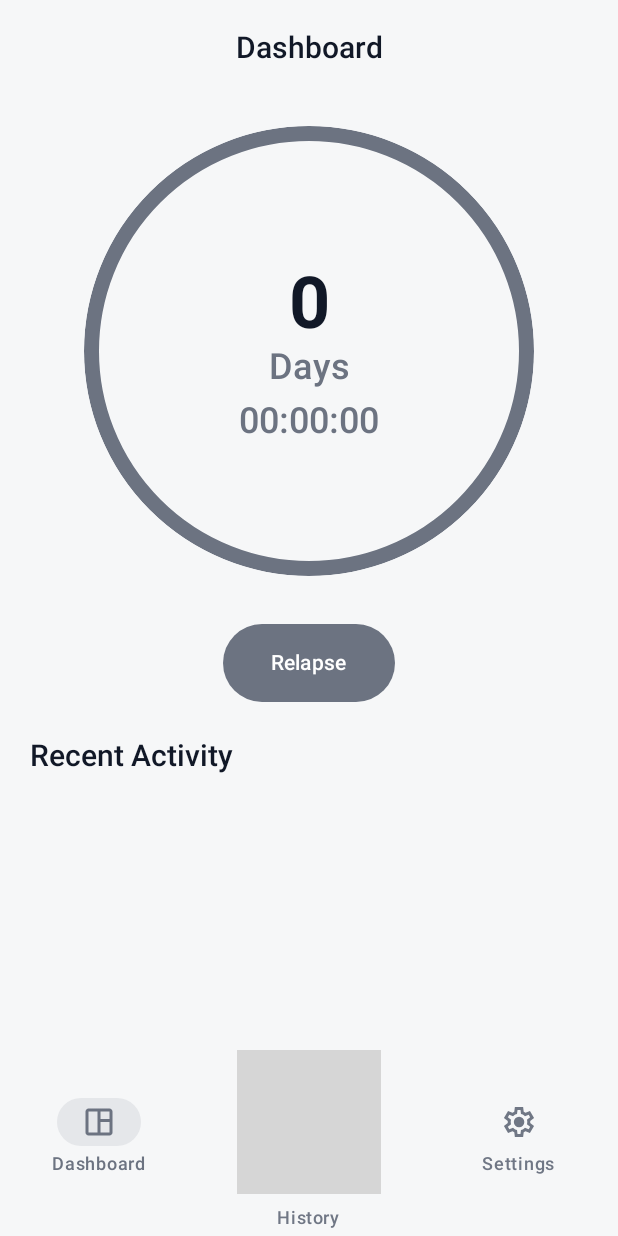
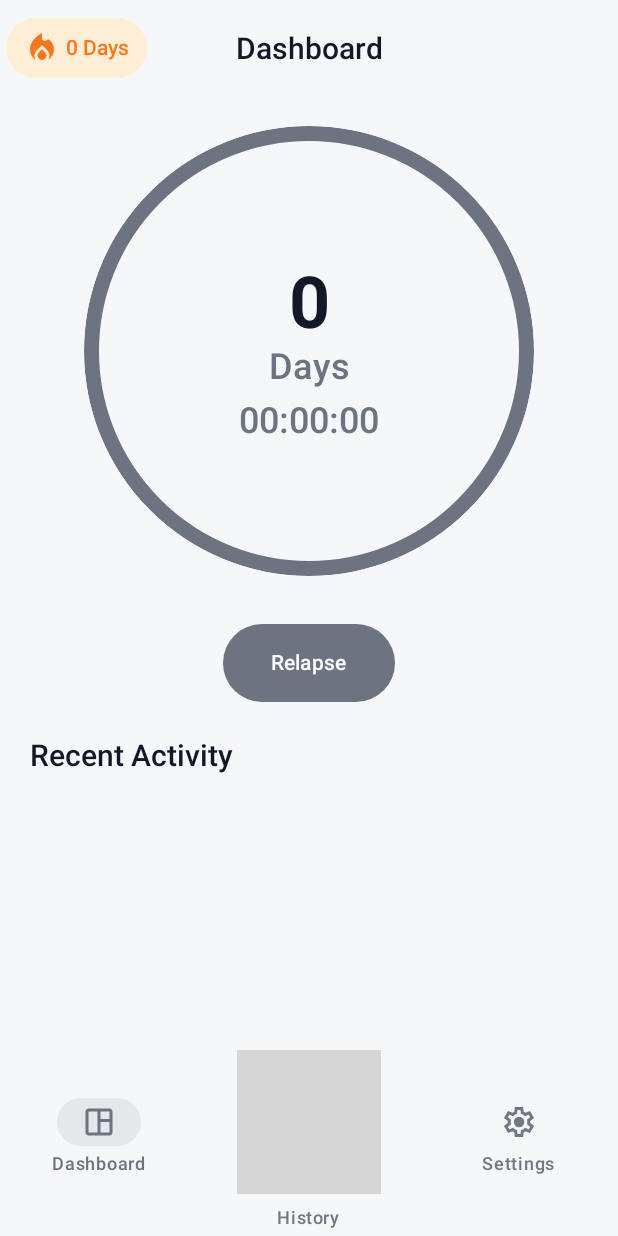
Before and after one commit to notsatria/stop-pmo, an Android app built with Jetpack Compose: the screen it shows after launch (MainActivity), on a phone screen of 412 x 824 dp. Run offline under Robolectric (Android 15) with nearby library versions, the phone set to English and light mode, and no system bars; our stand-ins replace Material 3 Expressive styles (plain Material 3 is drawn), Room's generated code, Timber; grey boxes are pictures that could not be loaded.

Commit message:
feat: Refactor app structure and add streak tracking feature

```diff
--- a/app/src/main/AndroidManifest.xml
+++ b/app/src/main/AndroidManifest.xml
@@ -3,7 +3,7 @@
     xmlns:tools="http://schemas.android.com/tools">
 
     <application
-        android:name=".StopPMOApp"
+        android:name=".App"
         android:allowBackup="true"
         android:dataExtractionRules="@xml/data_extraction_rules"
         android:fullBackupContent="@xml/backup_rules"
--- a/app/src/main/java/dev/notsatria/stop_pmo/StopPMOApp.kt
+++ b/app/src/main/java/dev/notsatria/stop_pmo/App.kt
@@ -8,7 +8,7 @@ import org.koin.android.ext.koin.androidContext
 import org.koin.core.context.startKoin
 import timber.log.Timber
 
-class StopPMOApp : Application() {
+class App : Application() {
     override fun onCreate() {
         super.onCreate()
 
@@ -17,7 +17,7 @@ class StopPMOApp : Application() {
         }
 
         startKoin {
-            androidContext(this@StopPMOApp)
+            androidContext(this@App)
 
             modules(
                 databaseModule,
--- a/app/src/main/java/dev/notsatria/stop_pmo/MainActivity.kt
+++ b/app/src/main/java/dev/notsatria/stop_pmo/MainActivity.kt
@@ -28,14 +28,13 @@ class MainActivity : ComponentActivity() {
         super.onCreate(savedInstanceState)
         enableEdgeToEdge()
         setContent {
-            App()
+            StopPmoApp()
         }
     }
 }
 
 @Composable
-private fun App(
-    modifier: Modifier = Modifier,
+private fun StopPmoApp(
     navController: NavHostController = rememberNavController()
 ) {
     val themeColors = if (isSystemInDarkTheme()) darkThemeColors else lightThemeColors
--- a/app/src/main/java/dev/notsatria/stop_pmo/navigation/PMONavHost.kt
+++ b/app/src/main/java/dev/notsatria/stop_pmo/navigation/PMONavHost.kt
@@ -1,5 +1,8 @@
 package dev.notsatria.stop_pmo.navigation
 
+import androidx.compose.animation.core.LinearEasing
+import androidx.compose.animation.core.tween
+import androidx.compose.animation.fadeIn
 import androidx.compose.runtime.Composable
 import androidx.compose.ui.Modifier
 import androidx.navigation.NavController
@@ -23,13 +26,19 @@ fun PMONavHost(modifier: Modifier = Modifier, navController: NavHostController)
 }
 
 private fun NavGraphBuilder.graph(navController: NavController) {
-    composable<Screen.Dashboard> {
+    composable<Screen.Dashboard>(enterTransition = {
+        fadeIn(animationSpec = tween(300, easing = LinearEasing))
+    }) {
         DashboardRoute()
     }
-    composable<Screen.History> {
+    composable<Screen.History>(enterTransition = {
+        fadeIn(animationSpec = tween(300, easing = LinearEasing))
+    }) {
         HistoryRoute()
     }
-    composable<Screen.Settings> {
+    composable<Screen.Settings>(enterTransition = {
+        fadeIn(animationSpec = tween(300, easing = LinearEasing))
+    }) {
         SettingRoute()
     }
 }
--- a/app/src/main/java/dev/notsatria/stop_pmo/ui/components/CenterTopBar.kt
+++ b/app/src/main/java/dev/notsatria/stop_pmo/ui/components/CenterTopBar.kt
@@ -1,31 +1,76 @@
 package dev.notsatria.stop_pmo.ui.components
 
-import android.R.attr.theme
+import androidx.compose.foundation.background
+import androidx.compose.foundation.layout.Arrangement
+import androidx.compose.foundation.layout.Box
+import androidx.compose.foundation.layout.Row
+import androidx.compose.foundation.layout.fillMaxSize
+import androidx.compose.foundation.layout.fillMaxWidth
+import androidx.compose.foundation.layout.height
+import androidx.compose.foundation.layout.padding
+import androidx.compose.foundation.layout.windowInsetsPadding
+import androidx.compose.foundation.layout.windowInsetsTopHeight
 import androidx.compose.material3.CenterAlignedTopAppBar
 import androidx.compose.material3.ExperimentalMaterial3Api
+import androidx.compose.material3.MaterialTheme
 import androidx.compose.material3.Text
+import androidx.compose.material3.TopAppBar
 import androidx.compose.material3.TopAppBarDefaults
 import androidx.compose.runtime.Composable
+import androidx.compose.ui.Alignment
 import androidx.compose.ui.Modifier
 import androidx.compose.ui.text.TextStyle
 import androidx.compose.ui.text.font.FontWeight
+import androidx.compose.ui.tooling.preview.Preview
+import androidx.compose.ui.unit.dp
 import androidx.compose.ui.unit.sp
 import dev.notsatria.stop_pmo.ui.theme.LocalTheme
 
 @OptIn(ExperimentalMaterial3Api::class)
 @Composable
-fun CenterTopBar(modifier: Modifier = Modifier, title: String) {
+fun CenterTopBar(
+    modifier: Modifier = Modifier,
+    title: String,
+    isStreakVisible: Boolean = false,
+    streakCount: Int = 0
+) {
     val theme = LocalTheme.current
-    CenterAlignedTopAppBar(
-        title = {
+    Box(
+        modifier
+            .fillMaxWidth()
+            .height(TopAppBarDefaults.TopAppBarExpandedHeight)
+            .windowInsetsPadding(TopAppBarDefaults.windowInsets)
+            .background(theme.surface)
+    ) {
+        if (isStreakVisible) StreakChip(
+            modifier = Modifier
+                .align(Alignment.CenterStart)
+                .padding(start = 4.dp),
+            streakCount = streakCount
+        )
+        Row(
+            Modifier.fillMaxSize(),
+            verticalAlignment = Alignment.CenterVertically,
+            horizontalArrangement = Arrangement.Center
+        ) {
             Text(
                 title,
-                style = TextStyle(fontWeight = FontWeight.SemiBold, fontSize = 20.sp)
+                style = TextStyle(
+                    fontWeight = FontWeight.SemiBold,
+                    fontSize = 20.sp,
+                    color = theme.textPrimary
+                )
             )
-        },
-        colors = TopAppBarDefaults.topAppBarColors(
-            containerColor = theme.surface,
-            titleContentColor = theme.textPrimary
-        ),
-    )
+        }
+    }
 }
+
+@Preview
+@Composable
+private fun Preview() {
+    MaterialTheme {
+        CenterTopBar(
+            Modifier, "Dashboard", isStreakVisible = true
+        )
+    }
+}
--- /dev/null
+++ b/app/src/main/java/dev/notsatria/stop_pmo/ui/components/StreakChip.kt
@@ -0,0 +1,57 @@
+package dev.notsatria.stop_pmo.ui.components
+
+import androidx.compose.foundation.background
+import androidx.compose.foundation.layout.Box
+import androidx.compose.foundation.layout.Row
+import androidx.compose.foundation.layout.Spacer
+import androidx.compose.foundation.layout.fillMaxSize
+import androidx.compose.foundation.layout.height
+import androidx.compose.foundation.layout.padding
+import androidx.compose.foundation.layout.width
+import androidx.compose.foundation.shape.RoundedCornerShape
+import androidx.compose.material3.Icon
+import androidx.compose.material3.MaterialTheme
+import androidx.compose.material3.Text
+import androidx.compose.runtime.Composable
+import androidx.compose.ui.Alignment
+import androidx.compose.ui.Modifier
+import androidx.compose.ui.draw.clip
+import androidx.compose.ui.res.painterResource
+import androidx.compose.ui.text.TextStyle
+import androidx.compose.ui.text.font.FontWeight
+import androidx.compose.ui.tooling.preview.Preview
+import androidx.compose.ui.unit.dp
+import dev.notsatria.stop_pmo.R
+import dev.notsatria.stop_pmo.ui.theme.LocalTheme
+
+@Composable
+fun StreakChip(modifier: Modifier = Modifier, streakCount: Int) {
+    val theme = LocalTheme.current
+    Box(
+        modifier
+            .clip(RoundedCornerShape(50))
+            .background(theme.streakBackground)
+    ) {
+        Row(
+            Modifier
+                .padding(horizontal = 12.dp)
+                .padding(vertical = 8.dp),
+            verticalAlignment = Alignment.CenterVertically
+        ) {
+            Icon(painterResource(R.drawable.ic_fire_filled), null, tint = theme.streakForeground)
+            Spacer(Modifier.width(4.dp))
+            Text(
+                "$streakCount Days",
+                style = TextStyle(fontWeight = FontWeight.Medium, color = theme.streakForeground)
+            )
+        }
+    }
+}
+
+@Preview
+@Composable
+private fun Preview() {
+    MaterialTheme {
+        StreakChip(streakCount = 10)
+    }
+}
--- a/app/src/main/java/dev/notsatria/stop_pmo/ui/screen/dashboard/DashboardScreen.kt
+++ b/app/src/main/java/dev/notsatria/stop_pmo/ui/screen/dashboard/DashboardScreen.kt
@@ -34,7 +34,6 @@ import androidx.compose.ui.tooling.preview.Preview
 import androidx.compose.ui.unit.dp
 import androidx.compose.ui.unit.sp
 import androidx.lifecycle.compose.collectAsStateWithLifecycle
-import dev.notsatria.stop_pmo.domain.model.RelapseEvent
 import dev.notsatria.stop_pmo.ui.components.CenterTopBar
 import dev.notsatria.stop_pmo.ui.components.HistoryItem
 import dev.notsatria.stop_pmo.ui.components.HistoryItemType
@@ -49,11 +48,10 @@ fun DashboardRoute(modifier: Modifier = Modifier, viewModel: DashboardViewModel
     val uiState by viewModel.uiState.collectAsStateWithLifecycle()
     DashboardScreen(
         modifier = modifier,
-        elapsedTime = uiState.elapsedTime,
         onRelapseClick = {
             viewModel.relapse()
         },
-        recentRelapses = uiState.recentRelapses
+        uiState = uiState
     )
 }
 
@@ -61,13 +59,12 @@ fun DashboardRoute(modifier: Modifier = Modifier, viewModel: DashboardViewModel
 @Composable
 fun DashboardScreen(
     modifier: Modifier = Modifier,
-    elapsedTime: Duration = Duration.ZERO,
     onRelapseClick: () -> Unit = {},
-    recentRelapses: List<RelapseEvent> = emptyList()
+    uiState: DashboardState = DashboardState()
 ) {
     val theme = LocalTheme.current
     Scaffold(modifier, topBar = {
-        CenterTopBar(title = "Dashboard")
+        CenterTopBar(title = "Dashboard", streakCount = uiState.currentStreak, isStreakVisible = true)
     }, containerColor = theme.surface) { innerPadding ->
         Column(
             modifier = Modifier
@@ -77,7 +74,7 @@ fun DashboardScreen(
             horizontalAlignment = Alignment.CenterHorizontally
         ) {
             Spacer(Modifier.height(20.dp))
-            DayCounter(duration = elapsedTime)
+            DayCounter(duration = uiState.elapsedTime)
             Spacer(Modifier.height(32.dp))
             Button(
                 modifier = Modifier,
@@ -99,13 +96,13 @@ fun DashboardScreen(
                     .padding(start = 20.dp)
             )
             Spacer(Modifier.height(20.dp))
-            repeat(recentRelapses.size) {
+            repeat(uiState.recentRelapses.size) {
                 HistoryItem(
                     Modifier
                         .fillMaxWidth()
                         .padding(horizontal = 20.dp)
                         .padding(bottom = 12.dp),
-                    occurredAt = recentRelapses[it].occurredAt,
+                    occurredAt = uiState.recentRelapses[it].occurredAt,
                     type = HistoryItemType.RECENT
                 )
             }
@@ -161,6 +158,6 @@ private fun DayCounter(modifier: Modifier = Modifier, duration: Duration) {
 @Composable
 private fun PreviewDark() {
     MaterialTheme {
-        DashboardScreen(recentRelapses = DummyData.generateRecentRelapses())
+        DashboardScreen(uiState = DashboardState(recentRelapses = DummyData.generateRecentRelapses()))
     }
 }
--- a/app/src/main/java/dev/notsatria/stop_pmo/ui/screen/dashboard/DashboardState.kt
+++ b/app/src/main/java/dev/notsatria/stop_pmo/ui/screen/dashboard/DashboardState.kt
@@ -6,4 +6,5 @@ import kotlin.time.Duration
 data class DashboardState(
     val elapsedTime: Duration = Duration.ZERO,
     val recentRelapses: List<RelapseEvent> = emptyList(),
+    val currentStreak: Int = 0
 )
--- a/app/src/main/java/dev/notsatria/stop_pmo/ui/screen/dashboard/DashboardViewModel.kt
+++ b/app/src/main/java/dev/notsatria/stop_pmo/ui/screen/dashboard/DashboardViewModel.kt
@@ -4,6 +4,7 @@ import androidx.lifecycle.ViewModel
 import androidx.lifecycle.viewModelScope
 import dev.notsatria.stop_pmo.domain.model.RelapseEvent
 import dev.notsatria.stop_pmo.domain.repository.RelapseRepository
+import dev.notsatria.stop_pmo.utils.getCurrentStreak
 import kotlinx.coroutines.ExperimentalCoroutinesApi
 import kotlinx.coroutines.currentCoroutineContext
 import kotlinx.coroutines.delay
@@ -18,6 +19,7 @@ import kotlinx.coroutines.flow.map
 import kotlinx.coroutines.flow.update
 import kotlinx.coroutines.isActive
 import kotlinx.coroutines.launch
+import org.koin.core.KoinApplication.Companion.init
 import timber.log.Timber.Forest.d
 import kotlin.time.Clock
 import kotlin.time.Duration
@@ -50,7 +52,12 @@ class DashboardViewModel(val repository: RelapseRepository) : ViewModel() {
             if (base == null) flowOf(Duration.ZERO)
             else tickerFlow().map {
                 val now = Clock.System.now()
-                now - base
+                getCurrentStreak(lastRelapse = base, now = now).let {
+                    _uiState.update { state ->
+                        state.copy(currentStreak = it)
+                    } // Update current streak
+                    now - base
+                }
             }
         }
 
--- a/app/src/main/java/dev/notsatria/stop_pmo/ui/theme/Color.kt
+++ b/app/src/main/java/dev/notsatria/stop_pmo/ui/theme/Color.kt
@@ -13,6 +13,8 @@ data class CustomTheme(
     val buttonPrimary: Color,
     val buttonDisabled: Color,
     val settingItemBackground: Color,
+    val streakBackground: Color = Color(0xFFFFEDD5),
+    val streakForeground: Color = Color(0xFFF9771C),
     val divider: Color,
     val isLight: Boolean
 )
--- /dev/null
+++ b/app/src/main/java/dev/notsatria/stop_pmo/utils/Utils.kt
@@ -0,0 +1,14 @@
+package dev.notsatria.stop_pmo.utils
+
+import kotlin.time.ExperimentalTime
+import kotlin.time.Instant
+
+@OptIn(ExperimentalTime::class)
+fun getCurrentStreak(
+    lastRelapse: Instant?,
+    now: Instant
+): Int {
+    if (lastRelapse == null) return 0
+    val daysBetween = (now - lastRelapse).inWholeDays
+    return daysBetween.toInt()
+}
--- /dev/null
+++ b/app/src/main/res/drawable/ic_fire_filled.xml
@@ -0,0 +1,7 @@
+<vector xmlns:android="http://schemas.android.com/apk/res/android" android:height="24dp" android:tint="#000000" android:viewportHeight="24" android:viewportWidth="24" android:width="24dp">
+
+    <path android:fillColor="@android:color/white" android:pathData="M12,12.9l-2.13,2.09C9.31,15.55 9,16.28 9,17.06C9,18.68 10.35,20 12,20s3,-1.32 3,-2.94c0,-0.78 -0.31,-1.52 -0.87,-2.07L12,12.9z"/>
+
+    <path android:fillColor="@android:color/white" android:pathData="M16,6l-0.44,0.55C14.38,8.02 12,7.19 12,5.3V2c0,0 -8,4 -8,11c0,2.92 1.56,5.47 3.89,6.86C7.33,19.07 7,18.1 7,17.06c0,-1.32 0.52,-2.56 1.47,-3.5L12,10.1l3.53,3.47c0.95,0.93 1.47,2.17 1.47,3.5c0,1.02 -0.31,1.96 -0.85,2.75c1.89,-1.15 3.29,-3.06 3.71,-5.3C20.52,10.97 18.79,7.62 16,6z"/>
+
+</vector>
```
